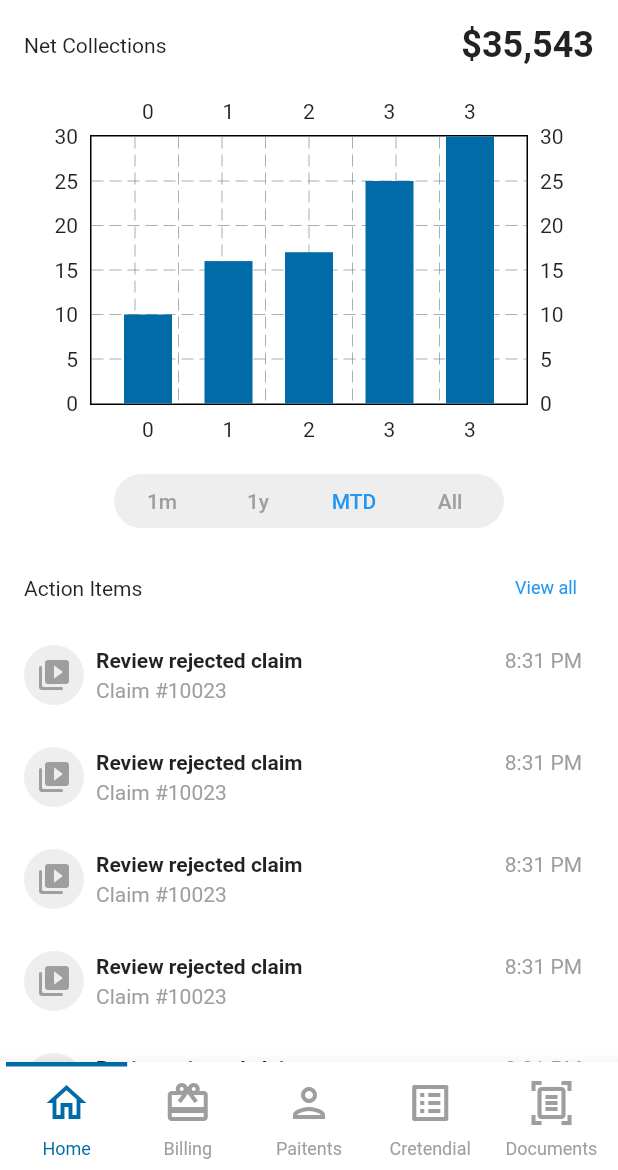
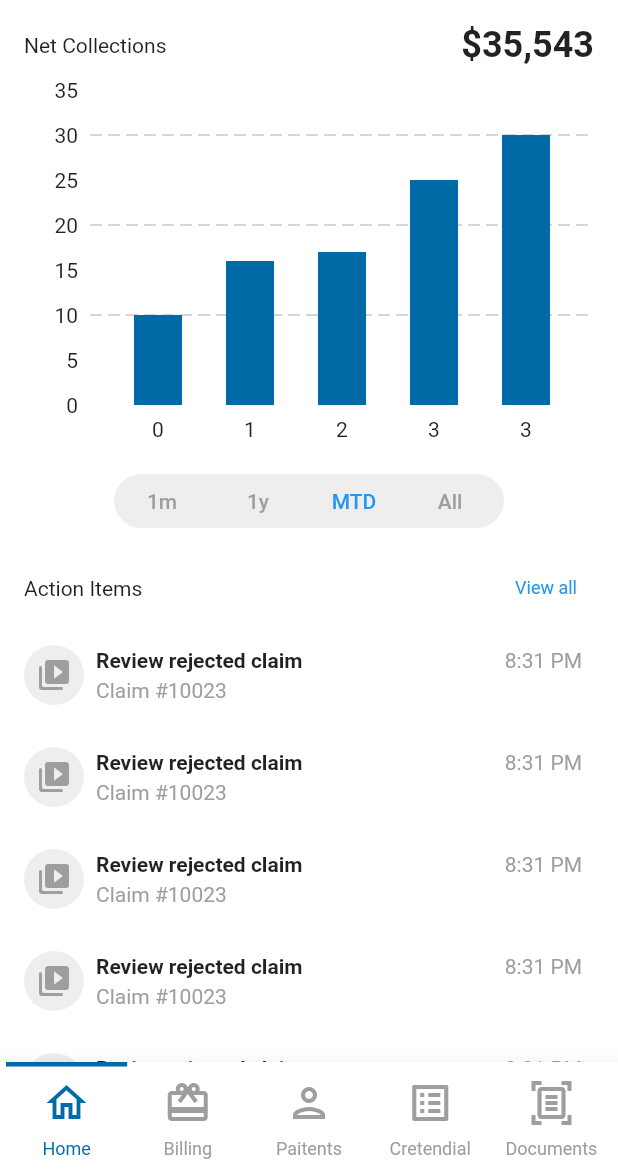
Before and after one commit to JAICHANGPARK/flutter_notebook_chapter_21, a Flutter app: the screen it shows after launch, on a phone screen of 412 x 824 dp, the part 66-1236 px from its top. Run offline on Flutter 3.47's test engine with Material 2 defaults, Android fonts, the phone set to English and light mode, and no system bars; drawn by our look-alikes of badges, fl_chart; our stand-ins replace flutter_riverpod; network calls fail.

Commit message:
Update hc_home_widget.dart

```diff
--- a/lib/ep1201_health_care_app/src/ui/hc_home_widget.dart
+++ b/lib/ep1201_health_care_app/src/ui/hc_home_widget.dart
@@ -28,9 +28,28 @@ class HcHomeWidget extends StatelessWidget {
             Container(
               margin: EdgeInsets.symmetric(vertical: 16),
               height: 240,
-
               child: BarChart(
                 BarChartData(
+                  maxY: 35,
+                  borderData: FlBorderData(
+                    show: false,
+                  ),
+                  gridData: FlGridData(
+                    drawVerticalLine: false,
+                    horizontalInterval: 10,
+                  ),
+                  titlesData: FlTitlesData(
+                    rightTitles: AxisTitles(
+                      sideTitles: SideTitles(
+                        showTitles: false,
+                      ),
+                    ),
+                    topTitles: AxisTitles(
+                      sideTitles: SideTitles(
+                        showTitles: false,
+                      ),
+                    ),
+                  ),
                   barGroups: [
                     BarChartGroupData(
                       x: 0,
```
